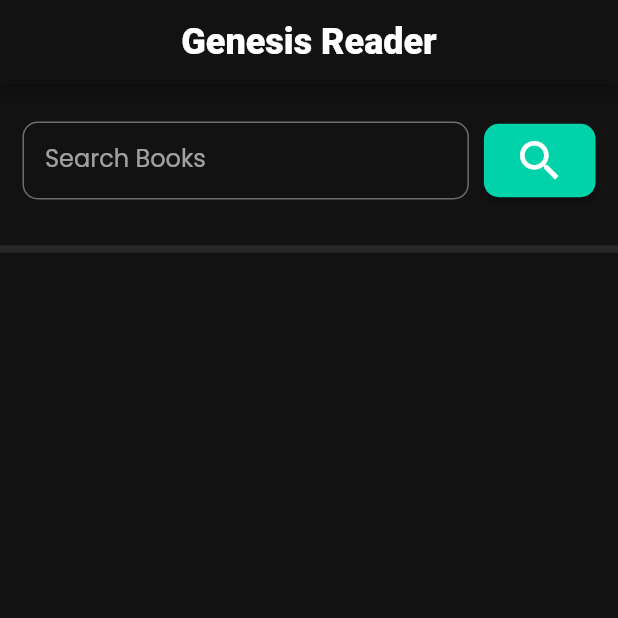
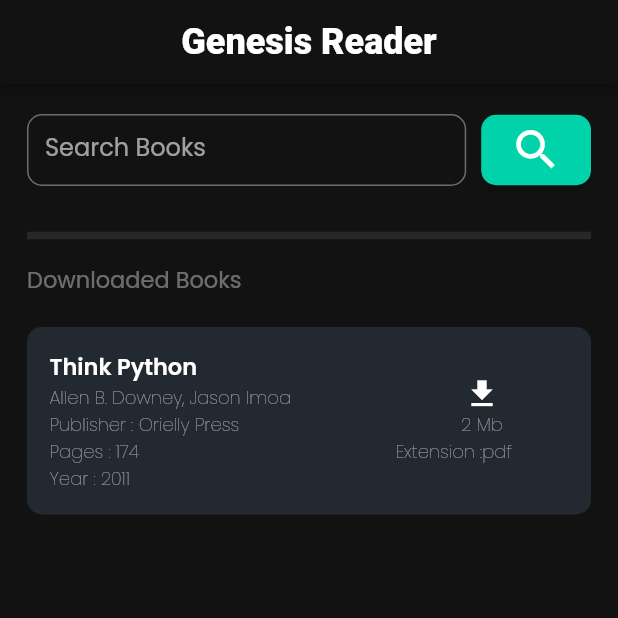
Before and after one commit to therexone/Genesis-Reader, a Flutter app: the screen it shows after launch, on a phone screen of 412 x 824 dp, the top half of it. Run offline on Flutter 3.47's test engine with Material 2 defaults, Android fonts, the phone set to English and light mode, and no system bars; our stand-ins replace google_fonts, gradient_widgets.

Commit message:
Static homepage done, made search card

```diff
--- /dev/null
+++ b/lib/components/downloaded_book_card.dart
@@ -0,0 +1,40 @@
+import 'package:flutter/material.dart';
+import 'package:gradient_widgets/gradient_widgets.dart';
+
+class DownloadedBookCard extends StatelessWidget {
+  DownloadedBookCard({this.bookTitle, this.authors});
+
+  final String bookTitle;
+  final String authors;
+
+  @override
+  Widget build(BuildContext context) {
+    return GradientCard(
+      shape: RoundedRectangleBorder(
+        borderRadius: BorderRadius.circular(10.0),
+      ),
+      child: Padding(
+        padding: const EdgeInsets.symmetric(
+            vertical: 20.0, horizontal: 15.0),
+        child: Column(
+          crossAxisAlignment: CrossAxisAlignment.stretch,
+          children: <Widget>[
+            Text(
+              'Exploring Python',
+              style: TextStyle(fontWeight: FontWeight.w600),
+              textAlign: TextAlign.left,
+            ),
+            Text(
+              'Markus Nix   ',
+              style: TextStyle(fontWeight: FontWeight.w200),
+            ),
+          ],
+        ),
+      ),
+      gradient: Gradients.hotLinear,
+      shadowColor:
+          Gradients.hotLinear.colors.last.withOpacity(0.30),
+      elevation: 8,
+    );
+  }
+}
--- a/lib/constants.dart
+++ b/lib/constants.dart
@@ -0,0 +1,3 @@
+import 'package:flutter/material.dart';
+
+const kDetailTextStyle = TextStyle(fontWeight: FontWeight.w100, fontSize: 12.0, color: Colors.white54);
--- a/lib/main.dart
+++ b/lib/main.dart
@@ -14,7 +14,9 @@ class GenesisReader extends StatelessWidget {
         primaryColor: Color(0xff121212),
         accentColor: Color(0xff00d3a9),
         textTheme: GoogleFonts.poppinsTextTheme(
-          Theme.of(context).textTheme,
+          Theme.of(context).textTheme.apply(
+            bodyColor: Colors.white
+          )
         )
       ),
       initialRoute: '/',
--- a/lib/screens/home_screen.dart
+++ b/lib/screens/home_screen.dart
@@ -1,5 +1,6 @@
 import 'package:flutter/material.dart';
-import 'package:google_fonts/google_fonts.dart';
+import '../components/downloaded_book_card.dart';
+import '../constants.dart';
 
 class HomeScreen extends StatelessWidget {
   @override
@@ -13,18 +14,18 @@ class HomeScreen extends StatelessWidget {
         centerTitle: true,
       ),
       backgroundColor: Color(0xff121212),
-      body: Column(
-        children: <Widget>[
-          Padding(
-            padding:
-                const EdgeInsets.symmetric(horizontal: 15.0, vertical: 25.0),
-            child: Row(
+      body: Padding(
+        padding: const EdgeInsets.symmetric(horizontal: 18.0, vertical: 20.0),
+        child: Column(
+          crossAxisAlignment: CrossAxisAlignment.stretch,
+          children: <Widget>[
+            Row(
               children: <Widget>[
                 Expanded(
                   flex: 4,
                   child: TextField(
                     decoration: InputDecoration(
-                      contentPadding: EdgeInsets.all(15.0),
+                      contentPadding: EdgeInsets.all(12.0),
                       border: OutlineInputBorder(
                         borderRadius: BorderRadius.circular(10.0),
                         borderSide: BorderSide(
@@ -41,18 +42,118 @@ class HomeScreen extends StatelessWidget {
                 ),
                 Expanded(
                   child: RaisedButton(
-                    padding: EdgeInsets.all(7.0),
-                    shape: RoundedRectangleBorder(borderRadius: BorderRadius.circular(10.0)),
+                    padding: EdgeInsets.all(6.0),
+                    shape: RoundedRectangleBorder(
+                      borderRadius: BorderRadius.circular(10.0),
+                    ),
                     color: Color(0xff00D3A9),
-                    child: Icon(Icons.search, size: 35.0,),
+                    child: Icon(
+                      Icons.search,
+                      size: 35.0,
+                    ),
                     onPressed: () {},
                   ),
                 )
               ],
             ),
-          ),
-          Divider(thickness: 5.0, color: Color(0xff272727),),
-        ],
+            Padding(
+              padding: const EdgeInsets.only(top: 25.0, bottom: 10.0),
+              child: Divider(
+                thickness: 5.0,
+                color: Color(0xff272727),
+              ),
+            ),
+            Text(
+              'Downloaded Books',
+              textAlign: TextAlign.start,
+              style: TextStyle(color: Colors.white38, fontSize: 15.0),
+            ),
+            Expanded(
+              child: Padding(
+                padding: const EdgeInsets.only(top: 20.0),
+                child: ListView(
+                  children: <Widget>[
+                    // DownloadedBookCard(
+                    //   bookTitle: 'Exploring Python',
+                    //   authors: 'Markus Nix',
+                    // ),
+                    Container(
+                      padding: EdgeInsets.all(15.0),
+                      decoration: BoxDecoration(
+                          color: Color(0xff232931),
+                          borderRadius: BorderRadius.circular(10.0)),
+                      child: Row(
+                        children: <Widget>[
+                          Expanded(
+                            flex: 2,
+                            child: Column(
+                                crossAxisAlignment: CrossAxisAlignment.stretch,
+                                children: <Widget>[
+                                  Text(
+                                    'Think Python',
+                                    style: TextStyle(
+                                        fontWeight: FontWeight.w600,
+                                        fontSize: 15.0),
+                                    textAlign: TextAlign.left,
+                                  ),
+                                  Text(
+                                    'Allen B. Downey, Jason lmoa',
+                                    style: kDetailTextStyle,
+                                  ),
+                                  Row(
+                                    children: <Widget>[
+                                      Text('Publisher : ',
+                                          style: kDetailTextStyle),
+                                      Text('Orielly Press',
+                                          style: kDetailTextStyle)
+                                    ],
+                                  ),
+                                  Row(
+                                    children: <Widget>[
+                                      Text('Pages : ', style: kDetailTextStyle),
+                                      Text('174', style: kDetailTextStyle)
+                                    ],
+                                  ),
+                                  Row(
+                                    children: <Widget>[
+                                      Text('Year : ', style: kDetailTextStyle),
+                                      Text('2011', style: kDetailTextStyle)
+                                    ],
+                                  ),
+                                ]),
+                          ),
+                          Expanded(
+                            flex: 1,
+                            child: Column(
+                              mainAxisSize: MainAxisSize.max,
+                              mainAxisAlignment: MainAxisAlignment.spaceBetween,
+                              children: <Widget>[
+                                Icon(Icons.file_download),
+                                // SizedBox(
+                                //   height: 10.0,
+                                // ),
+                                Text('2 Mb', style: kDetailTextStyle),
+                                Row(
+                                  children: <Widget>[
+                                    Text(
+                                      'Extension :',
+                                      style: kDetailTextStyle,
+                                    ),
+                                    Text('pdf', style: kDetailTextStyle)
+                                  ],
+                                )
+                              ],
+                            ),
+                          )
+                        ],
+                      ),
+                    ),
+                  ],
+                ),
+              ),
+            )
+          ],
+        ),
       ),
     );
   }
```
Also changed, not shown: 1 other file.
